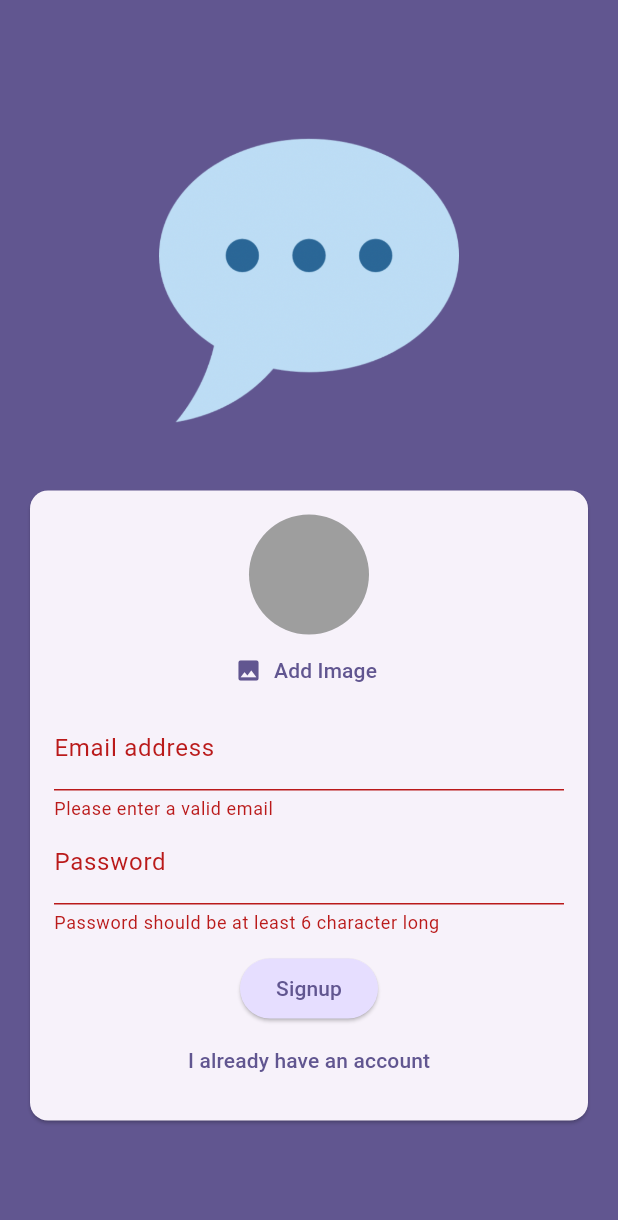
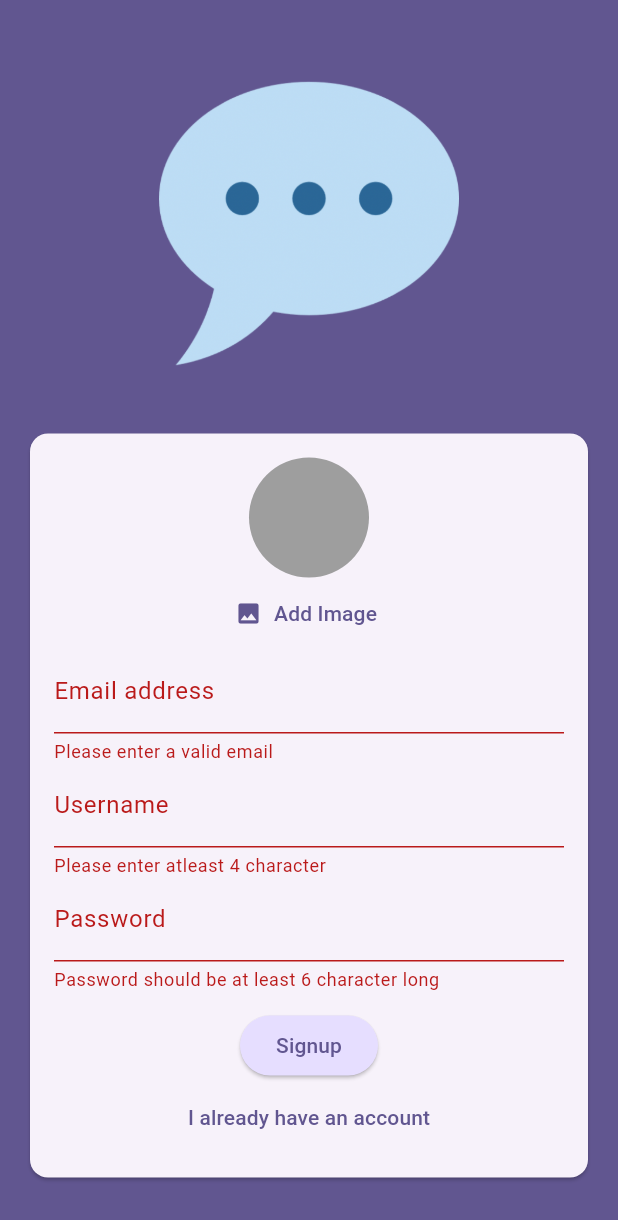
Before and after one commit to praty474/chat_app, a Flutter app: the screen it shows after launch, after a tap on "Login", after a tap on "Create an account", after a tap on "Signup", on a phone screen of 412 x 824 dp. Shown: the top 1220 px of the screen. Run offline on Flutter 3.47's test engine with Material 3 defaults, Android fonts, the phone set to English and light mode, and no system bars; our stand-ins replace cloud_firestore, firebase_auth, firebase_core, firebase_storage, image_picker; accounts and stored records are empty.

Commit message:
chat_screen

```diff
--- a/lib/screens/auth.dart
+++ b/lib/screens/auth.dart
@@ -1,11 +1,12 @@
 import 'dart:io';
+
+import 'package:cloud_firestore/cloud_firestore.dart';
 
 import 'package:firebase_storage/firebase_storage.dart';
 import 'package:flutter/material.dart';
+
 import 'package:firebase_auth/firebase_auth.dart';
 import 'package:chat_app/widgets/user_image_picker.dart';
-
-import 'package:image_picker/image_picker.dart';
 
 final _firebase = FirebaseAuth.instance;
 
@@ -21,6 +22,7 @@ class _AuthScreenState extends State<AuthScreen> {
   var _isLogin = true;
   var _enteredEmail = '';
   var _enteredPassword = '';
+  var _enteredUsername = '';
   File? _selectedImage;
   var _isAuthenticating = false;
 
@@ -51,7 +53,15 @@ class _AuthScreenState extends State<AuthScreen> {
 
         await storageRef.putFile(_selectedImage!);
         final imageUrl = await storageRef.getDownloadURL();
-        print(imageUrl);
+
+        await FirebaseFirestore.instance
+            .collection('users')
+            .doc('${userCredentials.user!.uid}')
+            .set({
+          'username': _enteredUsername,
+          'email': _enteredEmail,
+          'image_url': imageUrl,
+        });
       }
     } on FirebaseAuthException catch (error) {
       if (error.code == 'email-already-in-use') {}
@@ -117,6 +127,23 @@ class _AuthScreenState extends State<AuthScreen> {
                             _enteredEmail = value!;
                           },
                         ),
+                        if (!_isLogin)
+                          TextFormField(
+                            decoration:
+                                const InputDecoration(labelText: 'Username'),
+                            enableSuggestions: false,
+                            validator: (value) {
+                              if (value == null ||
+                                  value.isEmpty ||
+                                  value.trim().length < 4) {
+                                return 'Please enter atleast 4 character';
+                              }
+                              return null;
+                            },
+                            onSaved: (value) {
+                              _enteredUsername = value!;
+                            },
+                          ),
                         TextFormField(
                           decoration:
                               const InputDecoration(labelText: 'Password'),
--- a/pubspec.yaml
+++ b/pubspec.yaml
@@ -38,6 +38,7 @@ dependencies:
   firebase_auth: ^4.17.6
   firebase_storage: ^11.6.7
   image_picker: ^1.0.7
+  cloud_firestore: ^4.15.6
 
 dev_dependencies:
   flutter_test:
```
Also changed, not shown: lib/screens/chat.dart (+32 -8 lines), lib/widgets/chat_messages.dart (added, +12 -0 lines), lib/widgets/new_message.dart (added, +56 -0 lines), pubspec.lock, 4 other files.
